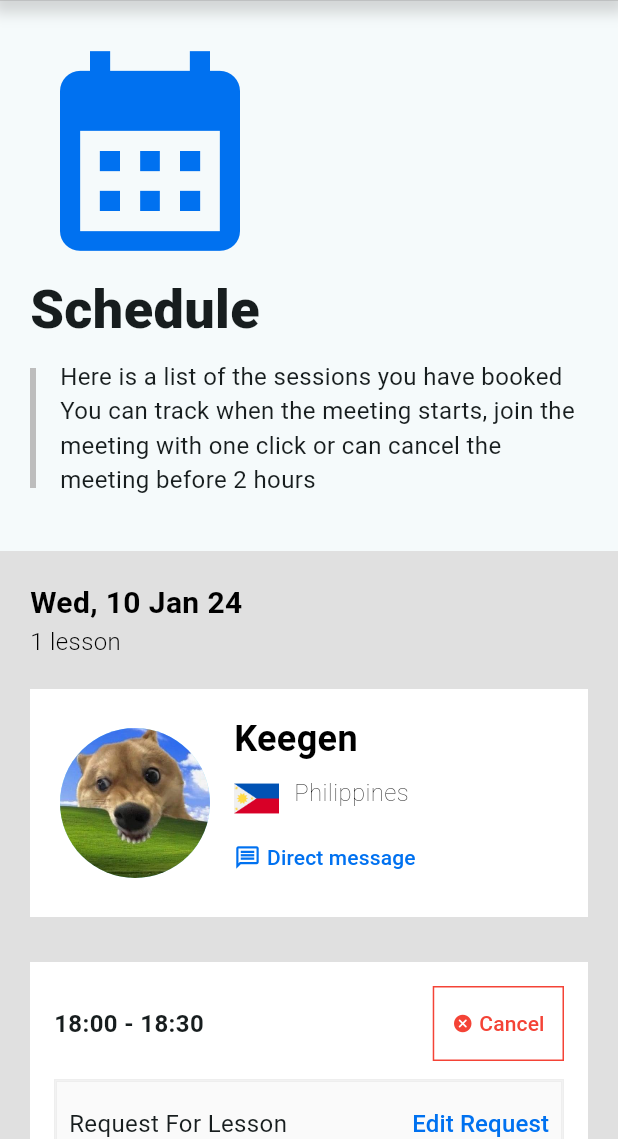
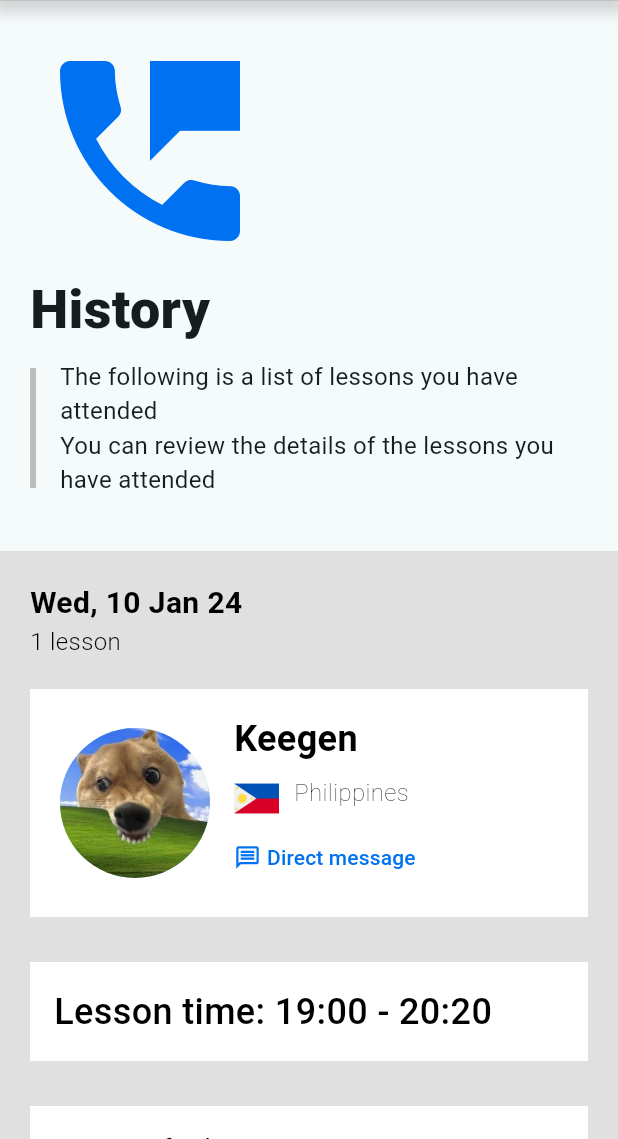
Before and after one commit to LeThaiNhuQuynh/advanced-mobile, a Flutter app: the screen it shows after launch, on a phone screen of 412 x 824 dp, the part 97-1236 px from its top. Run offline on Flutter 3.47's test engine with Material 3 defaults, Android fonts, the phone set to English and light mode, and no system bars; our stand-ins replace flick_video_player, flutter_svg, multi_dropdown, video_player; Roboto replaces fonts that are missing (Poppins).

Commit message:
History screen - complete

```diff
--- a/lib/main.dart
+++ b/lib/main.dart
@@ -1,5 +1,6 @@
 import 'package:advanced_mobile_project/core/models/comment.dart';
 import 'package:advanced_mobile_project/core/models/tutor.dart';
+import 'package:advanced_mobile_project/presentation/history/history.dart';
 import 'package:advanced_mobile_project/presentation/schedule/schedule.dart';
 import 'package:flutter/material.dart';
 
@@ -60,7 +61,7 @@
         colorScheme: ColorScheme.fromSeed(seedColor: Colors.white),
         useMaterial3: true,
       ),
-      home: Schedule(),
+      home: History(),
     );
   }
 }
--- /dev/null
+++ b/lib/presentation/history/history-items/history-card.dart
@@ -0,0 +1,258 @@
+import 'package:advanced_mobile_project/core/models/tutor.dart';
+import 'package:flutter/material.dart';
+import 'package:flutter_svg/flutter_svg.dart';
+import 'package:provider/provider.dart';
+
+class HistoryCard extends StatelessWidget {
+  HistoryCard({super.key, required this.tutor});
+
+  Tutor tutor;
+
+  @override
+  Widget build(BuildContext context) {
+    return Container(
+      width: double.infinity,
+      color: Colors.grey[300],
+      padding: const EdgeInsets.all(20),
+      child: Column(
+        crossAxisAlignment: CrossAxisAlignment.start,
+        children: [
+          Text(
+            'Wed, 10 Jan 24',
+            style: TextStyle(
+                fontFamily: 'Poppins',
+                fontWeight: FontWeight.w600,
+                color: Colors.black,
+                fontSize: 20),
+          ),
+          Text(
+            '1 lesson',
+            style: TextStyle(
+                fontFamily: 'Poppins',
+                fontWeight: FontWeight.w300,
+                color: Colors.black,
+                fontSize: 16),
+          ),
+          SizedBox(
+            height: 20,
+          ),
+          Container(
+            decoration: BoxDecoration(
+              color: Colors.white,
+            ),
+            child: Row(
+              children: [
+                SizedBox(
+                  width: 20,
+                ),
+                CircleAvatar(
+                  radius: 50,
+                  backgroundImage: AssetImage(tutor.avatar),
+                ),
+                Column(
+                  children: [
+                    Container(
+                      padding: EdgeInsets.all(16),
+                      child: Column(
+                        crossAxisAlignment: CrossAxisAlignment.start,
+                        mainAxisAlignment: MainAxisAlignment.center,
+                        children: [
+                          Text(
+                            tutor.name,
+                            style: TextStyle(
+                                fontFamily: 'Poppins',
+                                fontWeight: FontWeight.w600,
+                                color: Colors.black,
+                                fontSize: 24),
+                          ),
+                          Row(children: [
+                            Container(
+                              margin: const EdgeInsets.only(right: 10, top: 8),
+                              child: Image.asset(
+                                'assets/images/philippines.png',
+                                height: 30,
+                                width: 30,
+                              ),
+                            ),
+                            Text(
+                              tutor.country,
+                              style: TextStyle(
+                                  fontFamily: 'Poppins',
+                                  fontWeight: FontWeight.w200,
+                                  color: Colors.black,
+                                  fontSize: 16),
+                            ),
+                          ]),
+                          TextButton(
+                              style: ButtonStyle(
+                                padding: MaterialStateProperty.all<EdgeInsets>(
+                                    EdgeInsets.zero),
+                                backgroundColor:
+                                    MaterialStateProperty.all<Color>(
+                                        Colors.transparent),
+                              ),
+                              child: Row(
+                                children: [
+                                  Icon(
+                                    Icons.message_outlined,
+                                    color: Color(0xFF0071f0),
+                                  ),
+                                  SizedBox(
+                                    width: 4,
+                                  ),
+                                  Text('Direct message',
+                                      style: TextStyle(
+                                        color: Color(0xFF0071f0),
+                                      )),
+                                ],
+                              ),
+                              onPressed: () {})
+                        ],
+                      ),
+                    ),
+                  ],
+                ),
+              ],
+            ),
+          ),
+          SizedBox(
+            height: 30,
+          ),
+          Container(
+              width: double.infinity,
+              padding: EdgeInsets.all(16),
+              decoration: BoxDecoration(
+                color: Colors.white,
+              ),
+              child: Text(
+                'Lesson time: 19:00 - 20:20',
+                style: TextStyle(
+                    fontFamily: 'Poppins',
+                    fontWeight: FontWeight.w500,
+                    color: Colors.black,
+                    fontSize: 24),
+              )),
+          SizedBox(
+            height: 30,
+          ),
+          Container(
+            width: double.infinity,
+            decoration: BoxDecoration(
+              color: Colors.white,
+            ),
+            child:
+                Column(crossAxisAlignment: CrossAxisAlignment.start, children: [
+              Container(
+                  decoration: BoxDecoration(
+                    border: Border(
+                      bottom: BorderSide(
+                        color: Colors.grey[300]!,
+                        width: 1.0,
+                      ),
+                    ),
+                  ),
+                  child: Row(
+                    children: [
+                      Container(
+                        padding: EdgeInsets.all(16),
+                        child: Text(
+                          'Request for lesson',
+                          style: TextStyle(
+                              fontFamily: 'Poppins',
+                              fontWeight: FontWeight.w400,
+                              color: Colors.black,
+                              fontSize: 18),
+                        ),
+                      )
+                    ],
+                  )),
+              Container(
+                  decoration: BoxDecoration(
+                    border: Border(
+                      bottom: BorderSide(
+                        color: Colors.grey[300]!,
+                        width: 1.0,
+                      ),
+                    ),
+                  ),
+                  child: Row(
+                    children: [
+                      Container(
+                        padding: EdgeInsets.all(16),
+                        child: tutor.feedback > 0
+                            ? Row(
+                                children: List.generate(
+                                  5,
+                                  (index) => Container(
+                                    margin: EdgeInsets.only(right: 4),
+                                    child: Icon(
+                                      index < tutor.feedback
+                                          ? Icons.star
+                                          : Icons.star_border,
+                                      color: Colors.yellow,
+                                    ),
+                                  ),
+                                ),
+                              )
+                            : Text(
+                                'Request for lesson',
+                                style: TextStyle(
+                                    fontFamily: 'Poppins',
+                                    fontWeight: FontWeight.w400,
+                                    color: Colors.black,
+                                    fontSize: 18),
+                              ),
+                      )
+                    ],
+                  )),
+              Container(
+                  decoration: BoxDecoration(
+                    border: Border(
+                      bottom: BorderSide(
+                        color: Colors.grey[300]!,
+                        width: 1.0,
+                      ),
+                    ),
+                  ),
+                  child: Row(
+                    children: [
+                      Container(
+                        padding: EdgeInsets.all(16),
+                        child: Row(
+                          mainAxisAlignment: MainAxisAlignment.spaceBetween,
+                          children: [
+                            TextButton(
+                              onPressed: null,
+                              child: Text(
+                                'Add a rating',
+                                style: TextStyle(
+                                  color: Color(0xFF0071f0),
+                                  fontSize: 18,
+                                ),
+                              ),
+                            ),
+                            TextButton(
+                              onPressed: null,
+                              child: Text(
+                                'Repor',
+                                style: TextStyle(
+                                  color: Color(0xFF0071f0),
+                                  fontSize: 18,
+                                ),
+                              ),
+                            ),
+                          ],
+                        ),
+                      ),
+                    ],
+                  )),
+            ]),
+          ),
+          SizedBox(
+            height: 20,
+          ),
+        ],
+      ),
+    );
+  }
+}
--- /dev/null
+++ b/lib/presentation/history/history.dart
@@ -0,0 +1,136 @@
+import 'package:advanced_mobile_project/common/header.dart';
+import 'package:advanced_mobile_project/common/menu.dart';
+import 'package:advanced_mobile_project/core/models/comment.dart';
+import 'package:advanced_mobile_project/core/models/tutor.dart';
+import 'package:advanced_mobile_project/presentation/history/history-items/history-card.dart';
+import 'package:advanced_mobile_project/presentation/schedule/schedule-items/schedule-card.dart';
+import 'package:flutter/material.dart';
+
+class History extends StatelessWidget {
+  Tutor tutor = Tutor(
+      avatar: 'assets/images/avatar1.jpeg',
+      name: "Keegen",
+      country: "Philippines",
+      feedback: 3,
+      introduction:
+          "I am passionate about running and fitness, I often compete in trail/mountain running events and I love pushing myself. I am training to one day take part in ultra-endurance events. I also enjoy watching rugby on the weekends, reading and watching podcasts on Youtube. My most memorable life experience would be living in and traveling around Southeast Asia.",
+      liked: false,
+      subjects: [
+        'English for kids',
+        'English for business',
+        'KET',
+        'STARTERS',
+        'PET',
+        'English for business',
+        'Conversational',
+        'STARTERS'
+      ],
+      education: 'BA',
+      languages: ['English', 'Filipino'],
+      interests:
+          ' I loved the weather, the scenery and the laid-back lifestyle of the locals.',
+      experience: 'I have more than 10 years of teaching english experience',
+      comments: [
+        Comment(
+          tutor: Tutor(
+              avatar: 'assets/images/avatar1.jpeg',
+              name: "Another",
+              country: "Vietnam",
+              feedback: 0,
+              introduction: "introduction",
+              liked: false,
+              subjects: List.empty(),
+              education: "education",
+              languages: List.empty(),
+              interests: "interests",
+              experience: "experience"),
+          text: "I have more than 10 years of teaching english experience",
+          star: 4,
+        )
+      ]);
+
+  GlobalKey<ScaffoldState> _key = GlobalKey();
+
+  @override
+  Widget build(BuildContext context) {
+    return Scaffold(
+      key: _key,
+      appBar: Header(scaffoldKey: _key),
+      endDrawer: Menu(
+        userAvatar: 'assets/images/avatar1.jpeg',
+        userName: 'User Name',
+      ),
+      body: SingleChildScrollView(
+        child: Column(
+          children: [
+            Container(
+                padding: const EdgeInsets.all(20),
+                child: Column(
+                  children: [
+                    Row(children: [
+                      Icon(
+                        Icons.perm_phone_msg,
+                        color: Color(0xFF0071f0),
+                        size: 160,
+                      ),
+                    ]),
+                    Row(
+                      children: [
+                        Text(
+                          'History',
+                          style: TextStyle(
+                            fontWeight: FontWeight.w800,
+                            fontSize: 36,
+                          ),
+                        ),
+                      ],
+                    ),
+                    const SizedBox(
+                      height: 8,
+                    ),
+                    Row(
+                      children: [
+                        Container(
+                          width: 4,
+                          height: 80,
+                          color: Colors.grey[400],
+                        ),
+                        const SizedBox(
+                          width: 16,
+                        ),
+                        Expanded(
+                          child: Column(
+                            children: [
+                              Wrap(
+                                children: [
+                                  Text(
+                                    'The following is a list of lessons you have attended\nYou can review the details of the lessons you have attended',
+                                    style: TextStyle(
+                                      fontSize: 16,
+                                      fontWeight: FontWeight.w400,
+                                    ),
+                                  ),
+                                ],
+                              ),
+                            ],
+                          ),
+                        ),
+                      ],
+                    ),
+                  ],
+                )),
+            SizedBox(
+              height: 16,
+            ),
+            HistoryCard(
+              tutor: tutor,
+            ),
+            SizedBox(
+              height: 20,
+            ),
+          ],
+        ),
+      ),
+    );
+  }
+}
```
